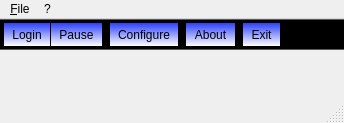
Before: the Qt Designer form AstCTIClient/mainwindow.ui in vinodkumartiwari/astcti2, drawn with Qt 5.
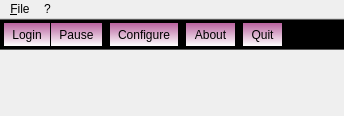
After: the same form once the commit is applied. Icons and pictures are not drawn.

Patch:
```diff
--- a/AstCTIClient/mainwindow.ui
+++ b/AstCTIClient/mainwindow.ui
@@ -7,7 +7,7 @@
     <x>0</x>
     <y>0</y>
     <width>344</width>
-    <height>123</height>
+    <height>116</height>
    </rect>
   </property>
   <property name="sizePolicy">
@@ -40,7 +40,7 @@
     </sizepolicy>
    </property>
    <property name="styleSheet">
-    <string>background-color: qlineargradient(spread:pad, x1:0, y1:0, x2:0, y2:1, stop:0 rgba(43, 64, 255, 255), stop:1 rgba(255, 255, 255, 255));
+    <string>background-color: qlineargradient(spread:pad, x1:0, y1:0, x2:0, y2:1, stop:0 rgba(184, 97, 158, 255), stop:1 rgba(255, 255, 255, 255));
 </string>
    </property>
    <property name="movable">
@@ -77,6 +77,9 @@
    <property name="styleSheet">
     <string>padding: 2px;</string>
    </property>
+   <property name="sizeGripEnabled">
+    <bool>false</bool>
+   </property>
   </widget>
   <widget class="QMenuBar" name="menuBar">
    <property name="geometry">
@@ -112,7 +115,7 @@
      <normaloff>:/res/res/agt_forward.png</normaloff>:/res/res/agt_forward.png</iconset>
    </property>
    <property name="text">
-    <string>Login</string>
+    <string>&amp;Login</string>
    </property>
    <property name="toolTip">
     <string>Login</string>
@@ -127,7 +130,10 @@
      <normaloff>:/res/res/agt_pause-queue.png</normaloff>:/res/res/agt_pause-queue.png</iconset>
    </property>
    <property name="text">
-    <string>Pause</string>
+    <string>&amp;Pause</string>
+   </property>
+   <property name="shortcut">
+    <string>F2</string>
    </property>
   </action>
   <action name="actionConfigure">
@@ -136,7 +142,7 @@
      <normaloff>:/res/res/configure.png</normaloff>:/res/res/configure.png</iconset>
    </property>
    <property name="text">
-    <string>Configure</string>
+    <string>&amp;Configure</string>
    </property>
   </action>
   <action name="actionAbout">
@@ -154,7 +160,7 @@
      <normaloff>:/res/res/exit.png</normaloff>:/res/res/exit.png</iconset>
    </property>
    <property name="text">
-    <string>Exit</string>
+    <string>&amp;Quit</string>
    </property>
    <property name="toolTip">
     <string>Exit</string>
```
Left out of the diff: 13 changed lines with no effect on the pictures.
